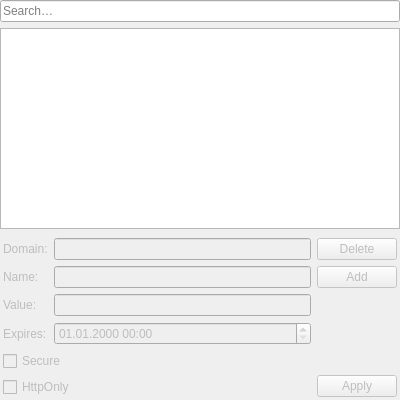
First picture: the form in src/modules/windows/cookies/CookiesContentsWidget.ui, repository OtterBrowser/otter-browser, before the edit.
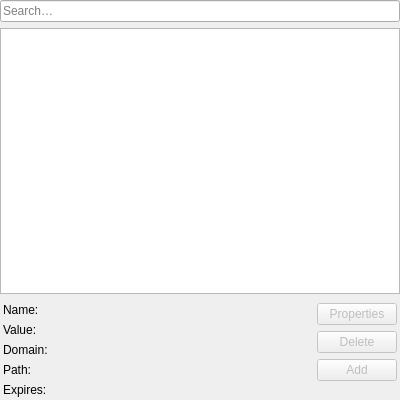
Second picture: the form after the edit. Custom widgets are drawn as their Qt base class.

Commit message: Allow to edit cookies in Cookies Manager, references #1055

```diff
--- a/src/modules/windows/cookies/CookiesContentsWidget.ui
+++ b/src/modules/windows/cookies/CookiesContentsWidget.ui
@@ -69,9 +69,6 @@
       </property>
       <item>
        <widget class="QWidget" name="formWidget" native="true">
-        <property name="enabled">
-         <bool>false</bool>
-        </property>
         <property name="sizePolicy">
          <sizepolicy hsizetype="Expanding" vsizetype="Preferred">
           <horstretch>0</horstretch>
@@ -96,19 +93,6 @@
            <property name="fieldGrowthPolicy">
             <enum>QFormLayout::AllNonFixedFieldsGrow</enum>
            </property>
-           <item row="0" column="0">
-            <widget class="QLabel" name="domainLabel">
-             <property name="text">
-              <string>Domain:</string>
-             </property>
-             <property name="textInteractionFlags">
-              <set>Qt::NoTextInteraction</set>
-             </property>
-             <property name="buddy">
-              <cstring>domainLineEdit</cstring>
-             </property>
-            </widget>
-           </item>
            <item row="1" column="0">
             <widget class="QLabel" name="nameLabel">
              <property name="text">
@@ -132,10 +116,7 @@
              </property>
             </widget>
            </item>
-           <item row="2" column="1">
-            <widget class="QLineEdit" name="valueLineEdit"/>
-           </item>
-           <item row="3" column="0">
+           <item row="5" column="0">
             <widget class="QLabel" name="expiresLabel">
              <property name="text">
               <string>Expires:</string>
@@ -143,52 +124,54 @@
              <property name="textInteractionFlags">
               <set>Qt::NoTextInteraction</set>
              </property>
-             <property name="buddy">
-              <cstring>expiresDateTimeEdit</cstring>
+            </widget>
+           </item>
+           <item row="3" column="0">
+            <widget class="QLabel" name="domainLabel">
+             <property name="text">
+              <string>Domain:</string>
              </property>
             </widget>
            </item>
+           <item row="2" column="1">
+            <widget class="Otter::TextLabelWidget" name="valueLabelWidget" native="true"/>
+           </item>
            <item row="3" column="1">
-            <widget class="QDateTimeEdit" name="expiresDateTimeEdit">
-             <property name="displayFormat">
-              <string comment="Date and time format">MM.dd.yyyy HH:mm</string>
-             </property>
-            </widget>
+            <widget class="Otter::TextLabelWidget" name="domainLabelWidget" native="true"/>
+           </item>
+           <item row="5" column="1">
+            <widget class="Otter::TextLabelWidget" name="expiresLabelWidget" native="true"/>
            </item>
            <item row="1" column="1">
-            <widget class="QLineEdit" name="nameLineEdit"/>
+            <widget class="Otter::TextLabelWidget" name="nameLabelWidget" native="true"/>
            </item>
-           <item row="0" column="1">
-            <widget class="QLineEdit" name="domainLineEdit">
-             <property name="contextMenuPolicy">
-              <enum>Qt::NoContextMenu</enum>
-             </property>
-             <property name="readOnly">
-              <bool>true</bool>
+           <item row="4" column="1">
+            <widget class="Otter::TextLabelWidget" name="pathLabelWidget" native="true"/>
+           </item>
+           <item row="4" column="0">
+            <widget class="QLabel" name="pathLabel">
+             <property name="text">
+              <string>Path:</string>
              </property>
             </widget>
            </item>
           </layout>
          </item>
-         <item>
-          <widget class="QCheckBox" name="secureCheckBox">
-           <property name="text">
-            <string>Secure</string>
-           </property>
-          </widget>
-         </item>
-         <item>
-          <widget class="QCheckBox" name="httpOnlyCheckBox">
-           <property name="text">
-            <string>HttpOnly</string>
-           </property>
-          </widget>
-         </item>
         </layout>
        </widget>
       </item>
       <item>
        <layout class="QVBoxLayout" name="actionsLayout">
+        <item>
+         <widget class="QPushButton" name="propertiesButton">
+          <property name="enabled">
+           <bool>false</bool>
+          </property>
+          <property name="text">
+           <string>Properties</string>
+          </property>
+         </widget>
+        </item>
         <item>
          <widget class="QPushButton" name="deleteButton">
           <property name="enabled">
@@ -216,22 +199,12 @@
           </property>
           <property name="sizeHint" stdset="0">
            <size>
-            <width>20</width>
-            <height>40</height>
+            <width>0</width>
+            <height>0</height>
            </size>
           </property>
          </spacer>
         </item>
-        <item>
-         <widget class="QPushButton" name="applyButton">
-          <property name="enabled">
-           <bool>false</bool>
-          </property>
-          <property name="text">
-           <string>Apply</string>
-          </property>
-         </widget>
-        </item>
        </layout>
       </item>
      </layout>
@@ -245,6 +218,12 @@
    <extends>QTreeView</extends>
    <header>src/ui/ItemViewWidget.h</header>
   </customwidget>
+  <customwidget>
+   <class>Otter::TextLabelWidget</class>
+   <extends>QWidget</extends>
+   <header>src/ui/TextLabelWidget.h</header>
+   <container>1</container>
+  </customwidget>
  </customwidgets>
  <tabstops>
   <tabstop>filterLineEdit</tabstop>
```
Left out of the diff: 16 changed lines with no effect on the pictures. The commit also changes 2 other files.
